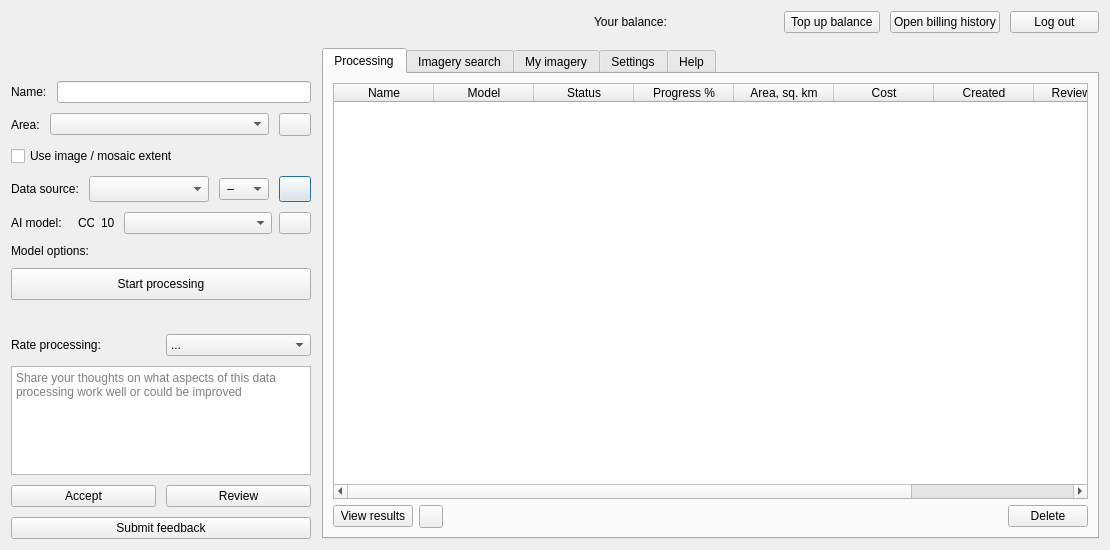
Old version of the form mapflow/dialogs/static/ui/main_dialog.ui in the repository Geoalert/mapflow-qgis.
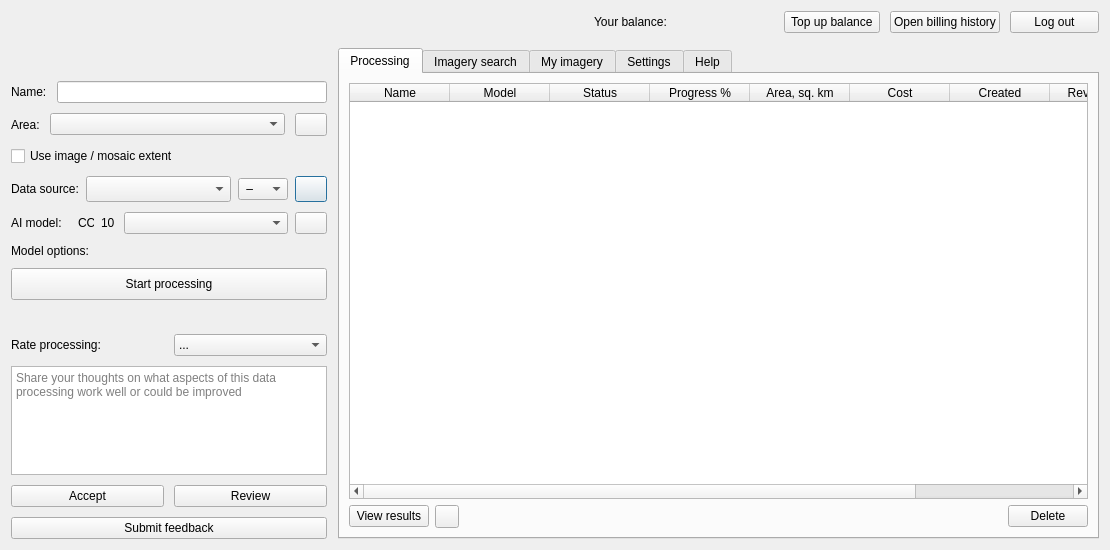
New version of the form. Icons and pictures are not drawn. Custom widgets are drawn as their Qt base class.

What changed in the file:
```diff
--- a/mapflow/dialogs/static/ui/main_dialog.ui
+++ b/mapflow/dialogs/static/ui/main_dialog.ui
@@ -111,7 +111,7 @@
           <widget class="QLineEdit" name="processingName">
            <property name="minimumSize">
             <size>
-             <width>250</width>
+             <width>270</width>
              <height>0</height>
             </size>
            </property>
@@ -209,7 +209,10 @@
         </layout>
        </item>
        <item>
-        <layout class="QHBoxLayout" name="horizontalLayout_5" stretch="0,0,0">
+        <layout class="QHBoxLayout" name="horizontalLayout_5" stretch="0,0,0,0">
+         <property name="spacing">
+          <number>7</number>
+         </property>
          <property name="sizeConstraint">
           <enum>QLayout::SetMinimumSize</enum>
          </property>
@@ -240,6 +243,12 @@
          </item>
          <item>
           <widget class="QComboBox" name="sourceCombo">
+           <property name="sizePolicy">
+            <sizepolicy hsizetype="Expanding" vsizetype="Fixed">
+             <horstretch>0</horstretch>
+             <verstretch>0</verstretch>
+            </sizepolicy>
+           </property>
            <property name="minimumSize">
             <size>
              <width>120</width>
@@ -262,6 +271,12 @@
              <height>0</height>
             </size>
            </property>
+           <property name="maximumSize">
+            <size>
+             <width>75</width>
+             <height>16777215</height>
+            </size>
+           </property>
            <property name="toolTip">
             <string>Zoom</string>
            </property>
```
